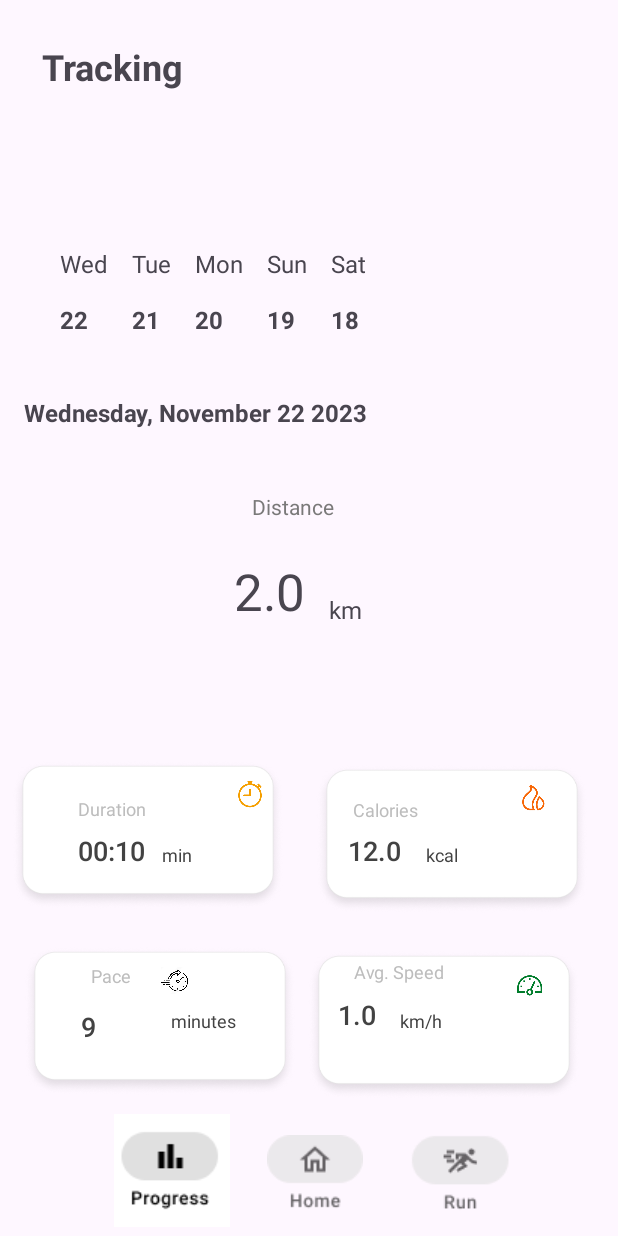
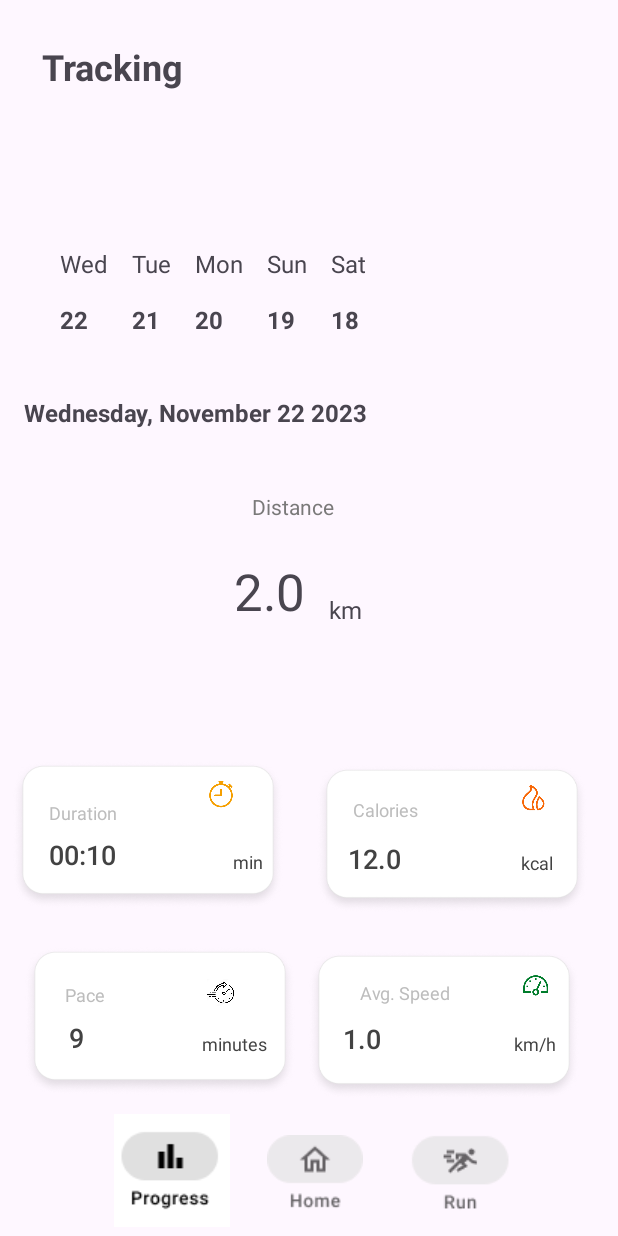
Before and after one commit to AureliusLim/OutdoorRunningApp, an Android app: the screen it shows after launch (ProgressActivity), after a tap on an icon or button, on a phone screen of 412 x 824 dp. Run offline under Robolectric (Android 15) with nearby library versions, the phone set to English and light mode, and no system bars; our stand-ins replace Room's generated code; libraries missing offline, so code that uses them is left out: com.maps.route; 2 statements that could not run were skipped.

Commit message:
edit layout

```diff
--- a/app/src/main/res/layout/activity_progress.xml
+++ b/app/src/main/res/layout/activity_progress.xml
@@ -157,10 +157,10 @@
         android:textSize="12sp"
         app:layout_constraintBottom_toBottomOf="parent"
         app:layout_constraintEnd_toEndOf="parent"
-        app:layout_constraintHorizontal_bias="0.141"
+        app:layout_constraintHorizontal_bias="0.089"
         app:layout_constraintStart_toStartOf="parent"
         app:layout_constraintTop_toTopOf="parent"
-        app:layout_constraintVertical_bias="0.657" />
+        app:layout_constraintVertical_bias="0.661" />
 
     <TextView
         android:id="@+id/duration_min11"
@@ -172,10 +172,10 @@
         android:textSize="18sp"
         app:layout_constraintBottom_toBottomOf="parent"
         app:layout_constraintEnd_toEndOf="parent"
-            app:layout_constraintHorizontal_bias="0.141"
+        app:layout_constraintHorizontal_bias="0.089"
         app:layout_constraintStart_toStartOf="parent"
         app:layout_constraintTop_toTopOf="parent"
-            app:layout_constraintVertical_bias="0.694" />
+        app:layout_constraintVertical_bias="0.697" />
 
     <TextView
         android:id="@+id/dur_min"
@@ -187,10 +187,10 @@
         android:textSize="12sp"
         app:layout_constraintBottom_toBottomOf="parent"
         app:layout_constraintEnd_toEndOf="parent"
-            app:layout_constraintHorizontal_bias="0.275"
+        app:layout_constraintHorizontal_bias="0.396"
         app:layout_constraintStart_toStartOf="parent"
         app:layout_constraintTop_toTopOf="parent"
-            app:layout_constraintVertical_bias="0.695" />
+        app:layout_constraintVertical_bias="0.701" />
 
     <TextView
         android:id="@+id/calories_tv"
@@ -205,7 +205,7 @@
         app:layout_constraintHorizontal_bias="0.616"
         app:layout_constraintStart_toStartOf="parent"
         app:layout_constraintTop_toTopOf="parent"
-            app:layout_constraintVertical_bias="0.694" />
+        app:layout_constraintVertical_bias="0.701" />
 
     <TextView
             android:id="@+id/calories_header"
@@ -232,10 +232,10 @@
         android:textSize="12sp"
         app:layout_constraintBottom_toBottomOf="parent"
         app:layout_constraintEnd_toEndOf="parent"
-            app:layout_constraintHorizontal_bias="0.727"
+        app:layout_constraintHorizontal_bias="0.889"
         app:layout_constraintStart_toStartOf="parent"
         app:layout_constraintTop_toTopOf="parent"
-            app:layout_constraintVertical_bias="0.695" />
+        app:layout_constraintVertical_bias="0.702" />
 
     <TextView
         android:id="@+id/avgs_km"
@@ -247,10 +247,10 @@
         android:textSize="12sp"
         app:layout_constraintBottom_toBottomOf="parent"
         app:layout_constraintEnd_toEndOf="parent"
-        app:layout_constraintHorizontal_bias="0.695"
+        app:layout_constraintHorizontal_bias="0.893"
         app:layout_constraintStart_toStartOf="parent"
         app:layout_constraintTop_toTopOf="parent"
-        app:layout_constraintVertical_bias="0.832" />
+        app:layout_constraintVertical_bias="0.851" />
 
     <TextView
         android:id="@+id/avg_speed_tv"
@@ -262,10 +262,10 @@
         android:textSize="18sp"
         app:layout_constraintBottom_toBottomOf="parent"
         app:layout_constraintEnd_toEndOf="parent"
-        app:layout_constraintHorizontal_bias="0.582"
+        app:layout_constraintHorizontal_bias="0.592"
         app:layout_constraintStart_toStartOf="parent"
         app:layout_constraintTop_toTopOf="parent"
-        app:layout_constraintVertical_bias="0.831" />
+        app:layout_constraintVertical_bias="0.851" />
 
     <TextView
         android:id="@+id/avgs_header"
@@ -277,10 +277,10 @@
         android:textSize="12sp"
         app:layout_constraintBottom_toBottomOf="parent"
         app:layout_constraintEnd_toEndOf="parent"
-            app:layout_constraintHorizontal_bias="0.671"
+        app:layout_constraintHorizontal_bias="0.683"
         app:layout_constraintStart_toStartOf="parent"
         app:layout_constraintTop_toTopOf="parent"
-            app:layout_constraintVertical_bias="0.792" />
+        app:layout_constraintVertical_bias="0.809" />
 
     <TextView
         android:id="@+id/heart_bpm"
@@ -292,10 +292,10 @@
         android:textSize="12sp"
         app:layout_constraintBottom_toBottomOf="parent"
         app:layout_constraintEnd_toEndOf="parent"
-        app:layout_constraintHorizontal_bias="0.31"
+        app:layout_constraintHorizontal_bias="0.365"
         app:layout_constraintStart_toStartOf="parent"
         app:layout_constraintTop_toTopOf="parent"
-        app:layout_constraintVertical_bias="0.832" />
+        app:layout_constraintVertical_bias="0.851" />
 
     <TextView
         android:id="@+id/avg_speed_tv2"
@@ -307,10 +307,10 @@
         android:textSize="18sp"
         app:layout_constraintBottom_toBottomOf="parent"
         app:layout_constraintEnd_toEndOf="parent"
-        app:layout_constraintHorizontal_bias="0.134"
+        app:layout_constraintHorizontal_bias="0.114"
         app:layout_constraintStart_toStartOf="parent"
         app:layout_constraintTop_toTopOf="parent"
-        app:layout_constraintVertical_bias="0.841" />
+        app:layout_constraintVertical_bias="0.85" />
 
     <TextView
         android:id="@+id/avgs_header2"
@@ -322,10 +322,10 @@
         android:textSize="12sp"
         app:layout_constraintBottom_toBottomOf="parent"
         app:layout_constraintEnd_toEndOf="parent"
-        app:layout_constraintHorizontal_bias="0.158"
+        app:layout_constraintHorizontal_bias="0.112"
         app:layout_constraintStart_toStartOf="parent"
         app:layout_constraintTop_toTopOf="parent"
-        app:layout_constraintVertical_bias="0.795" />
+        app:layout_constraintVertical_bias="0.811" />
 
     <ImageView
         android:id="@+id/imageView3"
@@ -351,8 +351,8 @@
         android:id="@+id/imageView10"
         android:layout_width="18dp"
         android:layout_height="22dp"
-        android:layout_marginStart="20dp"
-        android:layout_marginTop="24dp"
+        android:layout_marginStart="68dp"
+        android:layout_marginTop="32dp"
         app:layout_constraintStart_toEndOf="@+id/avgs_header2"
         app:layout_constraintTop_toTopOf="@+id/imageView7"
         app:srcCompat="@drawable/heartrate" />
```
Also changed, not shown: app/src/main/res/layout/activity_home.xml (+23 -22 lines). Lines whose indentation alone changed are shown as unchanged.
